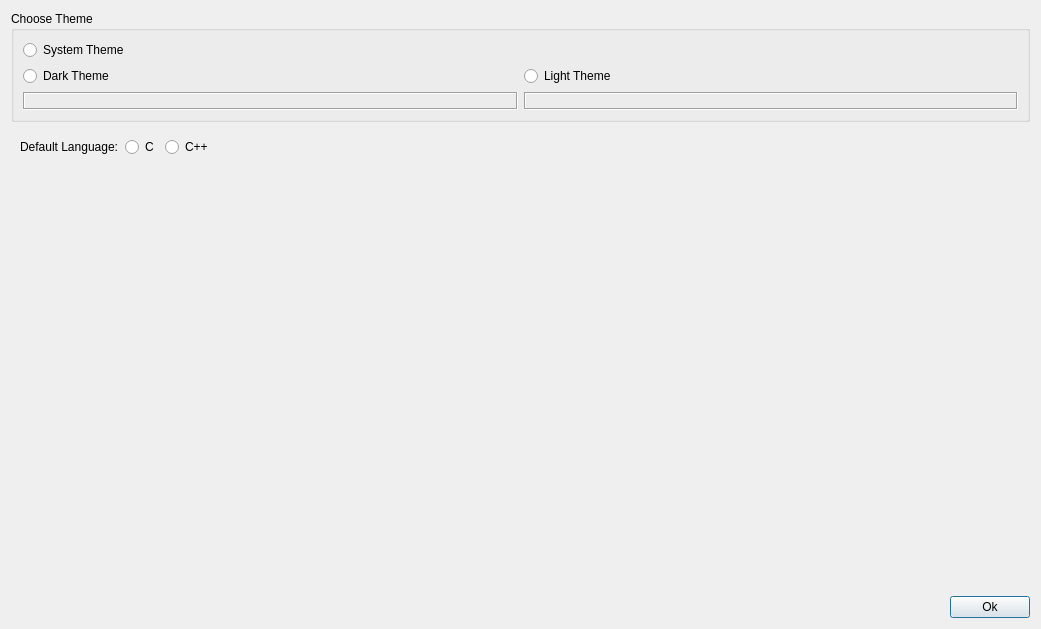
royqh1979/RedPanda-CPP, file RedPandaIDE/src/widgets/choosethemedialog.ui: the form before one commit.
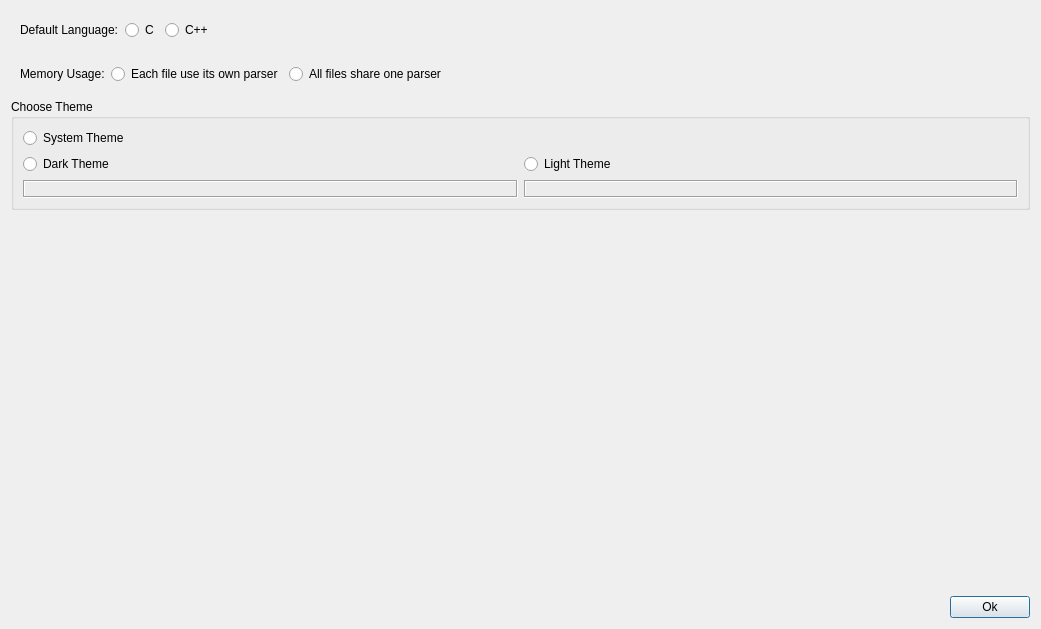
The form after the commit. Icons and pictures are not drawn.

Diff of the .ui file:
```diff
--- a/RedPandaIDE/src/widgets/choosethemedialog.ui
+++ b/RedPandaIDE/src/widgets/choosethemedialog.ui
@@ -18,6 +18,98 @@
     <normaloff>:/icons/images/devcpp.ico</normaloff>:/icons/images/devcpp.ico</iconset>
   </property>
   <layout class="QVBoxLayout" name="verticalLayout">
+   <item>
+    <widget class="QWidget" name="widget_2" native="true">
+     <layout class="QHBoxLayout" name="horizontalLayout_2">
+      <item>
+       <widget class="QLabel" name="label_3">
+        <property name="text">
+         <string>Default Language:</string>
+        </property>
+       </widget>
+      </item>
+      <item>
+       <widget class="QRadioButton" name="rbC">
+        <property name="text">
+         <string>C</string>
+        </property>
+        <attribute name="buttonGroup">
+         <string notr="true">grpDefaultLanguage</string>
+        </attribute>
+       </widget>
+      </item>
+      <item>
+       <widget class="QRadioButton" name="rbCpp">
+        <property name="text">
+         <string>C++</string>
+        </property>
+        <attribute name="buttonGroup">
+         <string notr="true">grpDefaultLanguage</string>
+        </attribute>
+       </widget>
+      </item>
+      <item>
+       <spacer name="horizontalSpacer_2">
+        <property name="orientation">
+         <enum>Qt::Horizontal</enum>
+        </property>
+        <property name="sizeHint" stdset="0">
+         <size>
+          <width>40</width>
+          <height>20</height>
+         </size>
+        </property>
+       </spacer>
+      </item>
+     </layout>
+    </widget>
+   </item>
+   <item>
+    <widget class="QFrame" name="frame">
+     <property name="frameShape">
+      <enum>QFrame::NoFrame</enum>
+     </property>
+     <property name="frameShadow">
+      <enum>QFrame::Plain</enum>
+     </property>
+     <layout class="QHBoxLayout" name="horizontalLayout_3">
+      <item>
+       <widget class="QLabel" name="label">
+        <property name="text">
+         <string>Memory Usage:</string>
+        </property>
+       </widget>
+      </item>
+      <item>
+       <widget class="QRadioButton" name="rbShareParser">
+        <property name="text">
+         <string>Each file use its own parser</string>
+        </property>
+       </widget>
+      </item>
+      <item>
+       <widget class="QRadioButton" name="rbNoShareParser">
+        <property name="text">
+         <string>All files share one parser</string>
+        </property>
+       </widget>
+      </item>
+      <item>
+       <spacer name="horizontalSpacer_3">
+        <property name="orientation">
+         <enum>Qt::Horizontal</enum>
+        </property>
+        <property name="sizeHint" stdset="0">
+         <size>
+          <width>40</width>
+          <height>20</height>
+         </size>
+        </property>
+       </spacer>
+      </item>
+     </layout>
+    </widget>
+   </item>
    <item>
     <widget class="QGroupBox" name="grpTheme">
      <property name="title">
@@ -80,52 +172,6 @@
      </layout>
     </widget>
    </item>
-   <item>
-    <widget class="QWidget" name="widget_2" native="true">
-     <layout class="QHBoxLayout" name="horizontalLayout_2">
-      <item>
-       <widget class="QLabel" name="label_3">
-        <property name="text">
-         <string>Default Language:</string>
-        </property>
-       </widget>
-      </item>
-      <item>
-       <widget class="QRadioButton" name="rbC">
-        <property name="text">
-         <string>C</string>
-        </property>
-        <attribute name="buttonGroup">
-         <string notr="true">grpDefaultLanguage</string>
-        </attribute>
-       </widget>
-      </item>
-      <item>
-       <widget class="QRadioButton" name="rbCpp">
-        <property name="text">
-         <string>C++</string>
-        </property>
-        <attribute name="buttonGroup">
-         <string notr="true">grpDefaultLanguage</string>
-        </attribute>
-       </widget>
-      </item>
-      <item>
-       <spacer name="horizontalSpacer_2">
-        <property name="orientation">
-         <enum>Qt::Horizontal</enum>
-        </property>
-        <property name="sizeHint" stdset="0">
-         <size>
-          <width>40</width>
-          <height>20</height>
-         </size>
-        </property>
-       </spacer>
-      </item>
-     </layout>
-    </widget>
-   </item>
    <item>
     <spacer name="verticalSpacer">
      <property name="orientation">
```
